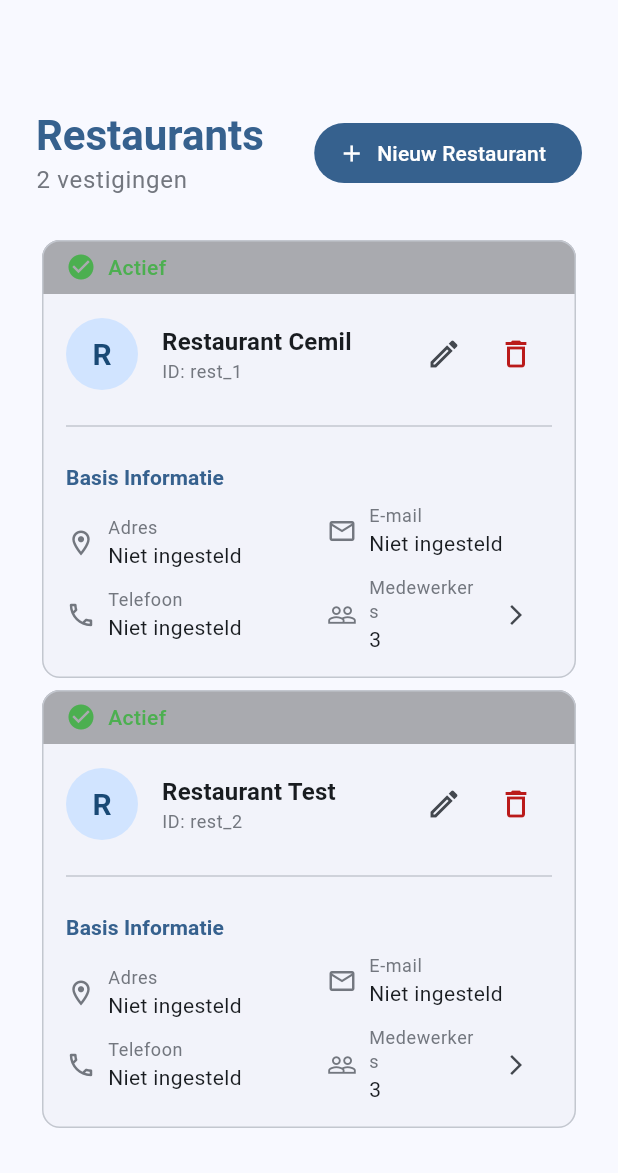
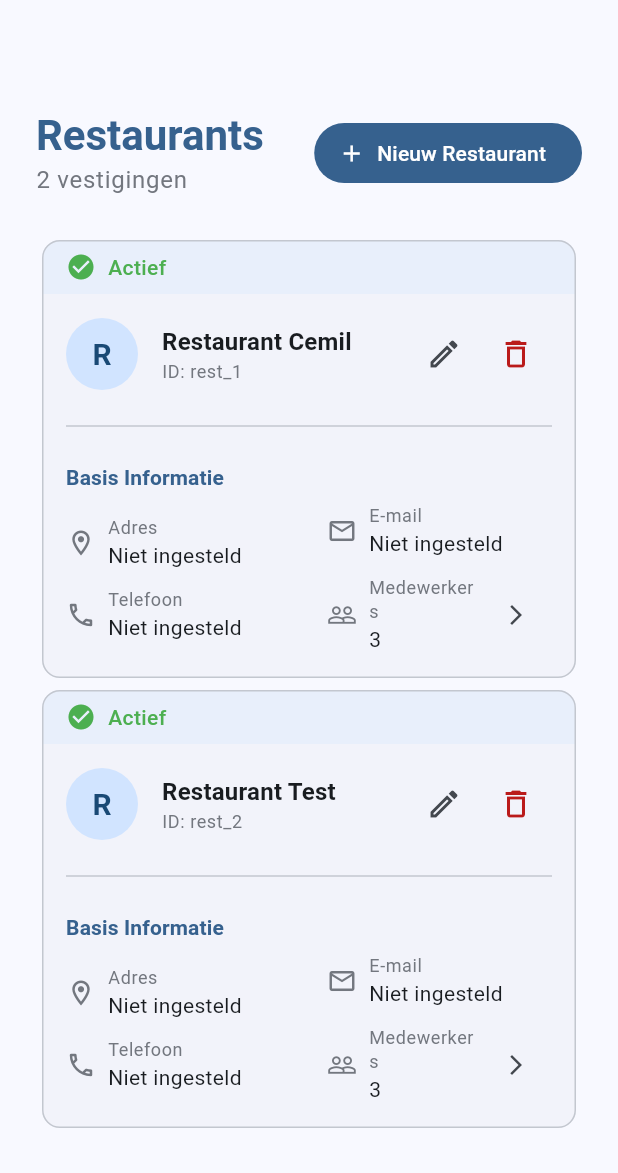
Before and after one commit to Jeffreasy/urcs, a Flutter app: the RestaurantsScreen screen opened by its route, on a phone screen of 412 x 824 dp, the part 63-1236 px from its top. Run offline on Flutter 3.47's test engine with Material 3 defaults, Android fonts, the light colour scheme and no system bars; our stand-ins replace csv, data_table_2, file_picker, fl_chart, open_file, printing; missing offline and left inert: excel.

Commit message:
Fix: Update withOpacity to withAlpha and add StateProperties utility

```diff
--- a/lib/main.dart
+++ b/lib/main.dart
@@ -256,7 +256,7 @@ class _MyHomePageState extends State<MyHomePage> {
                 SingleChildScrollView(
                   scrollDirection: Axis.horizontal,
                   child: DataTable(
-                    headingRowColor: WidgetStateProperty.all(
+                    headingRowColor: MaterialStateProperty.all(
                       theme.colorScheme.primaryContainer.withAlpha(76),
                     ),
                     columns: const [
@@ -271,7 +271,7 @@ class _MyHomePageState extends State<MyHomePage> {
                           _getRegistrationForDateAndEmployee(day, employee.id);
                       return DataRow(
                         color: _isToday(day)
-                            ? WidgetStateProperty.all(
+                            ? MaterialStateProperty.all(
                                 theme.colorScheme.onPrimary.withAlpha(204),
                               )
                             : null,
--- a/lib/screens/annual_overview/widgets/annual_table/total_row.dart
+++ b/lib/screens/annual_overview/widgets/annual_table/total_row.dart
@@ -25,7 +25,7 @@ class TotalRow {
     );
 
     return DataRow(
-      color: WidgetStateProperty.all(
+      color: MaterialStateProperty.all(
         Theme.of(context).colorScheme.primaryContainer.withAlpha(30),
       ),
       cells: [
--- a/lib/screens/annual_overview/widgets/tables/base_table.dart
+++ b/lib/screens/annual_overview/widgets/tables/base_table.dart
@@ -1,5 +1,6 @@
 import 'package:flutter/material.dart';
 import 'package:data_table_2/data_table_2.dart';
+import '../../../../utils/state_properties.dart';
 
 class BaseTable extends StatelessWidget {
   final List<DataColumn> columns;
@@ -26,7 +27,7 @@ class BaseTable extends StatelessWidget {
       horizontalMargin: 12,
       minWidth: minWidth,
       fixedLeftColumns: fixedLeftColumns ? 3 : 0,
-      headingRowColor: WidgetStateProperty.all(headingRowColor),
+      headingRowColor: StateProperties.color(headingRowColor),
       columns: columns,
       source: _TableDataSource(rows),
       rowsPerPage: 20,
--- a/lib/screens/annual_overview/widgets/tables/month_table.dart
+++ b/lib/screens/annual_overview/widgets/tables/month_table.dart
@@ -27,7 +27,7 @@ class MonthTable extends StatelessWidget {
       child: SingleChildScrollView(
         scrollDirection: Axis.horizontal,
         child: DataTable(
-          headingRowColor: WidgetStateProperty.all(
+          headingRowColor: MaterialStateProperty.all(
             Theme.of(context).colorScheme.primaryContainer.withAlpha(76),
           ),
           columns: _buildColumns(),
--- a/lib/screens/annual_overview/widgets/tables/week_table.dart
+++ b/lib/screens/annual_overview/widgets/tables/week_table.dart
@@ -27,7 +27,7 @@ class WeekTable extends StatelessWidget {
       child: SingleChildScrollView(
         scrollDirection: Axis.horizontal,
         child: DataTable(
-          headingRowColor: WidgetStateProperty.all(
+          headingRowColor: MaterialStateProperty.all(
             Theme.of(context).colorScheme.primaryContainer.withAlpha(76),
           ),
           columns: _buildColumns(),
--- a/lib/screens/annual_overview/widgets/tables/year_table.dart
+++ b/lib/screens/annual_overview/widgets/tables/year_table.dart
@@ -25,7 +25,7 @@ class YearTable extends StatelessWidget {
       child: SingleChildScrollView(
         scrollDirection: Axis.horizontal,
         child: DataTable(
-          headingRowColor: WidgetStateProperty.all(
+          headingRowColor: MaterialStateProperty.all(
             Theme.of(context).colorScheme.primaryContainer.withAlpha(76),
           ),
           columns: _buildColumns(),
--- a/lib/screens/home/widgets/employee_time_table/employee_row.dart
+++ b/lib/screens/home/widgets/employee_time_table/employee_row.dart
@@ -48,7 +48,7 @@ class EmployeeRow {
     if (employee.isHeader) {
       return [
         DataRow(
-          color: WidgetStateProperty.all(
+          color: MaterialStateProperty.all(
             Theme.of(context).colorScheme.primaryContainer.withAlpha(50),
           ),
           cells: [
--- a/lib/screens/home/widgets/employee_time_table/employee_time_table.dart
+++ b/lib/screens/home/widgets/employee_time_table/employee_time_table.dart
@@ -566,7 +566,7 @@ class _EmployeeTimeTableState extends State<EmployeeTimeTable> {
                     dataRowMaxHeight: 100,
                     columnSpacing: 8,
                     horizontalMargin: 8,
-                    headingRowColor: WidgetStateProperty.all(
+                    headingRowColor: MaterialStateProperty.all(
                       Theme.of(context)
                           .colorScheme
                           .primaryContainer
--- a/lib/screens/restaurants/edit_restaurant_dialog.dart
+++ b/lib/screens/restaurants/edit_restaurant_dialog.dart
@@ -372,9 +372,7 @@ class _EditRestaurantDialogState extends State<EditRestaurantDialog> {
                         // Status sectie
                         Card(
                           elevation: 0,
-                          color: Theme.of(context)
-                              .colorScheme
-                              .surfaceContainerHighest,
+                          color: Theme.of(context).colorScheme.surface,
                           shape: RoundedRectangleBorder(
                             borderRadius: BorderRadius.circular(12),
                             side: BorderSide(
--- a/lib/screens/restaurants/restaurants_screen.dart
+++ b/lib/screens/restaurants/restaurants_screen.dart
@@ -134,43 +134,10 @@ class RestaurantsScreen extends StatelessWidget {
                                 // Header met status
                                 Container(
                                   decoration: BoxDecoration(
-                                    color: restaurant.isActive
-                                        ? Color.fromRGBO(
-                                            Theme.of(context)
-                                                .colorScheme
-                                                .primaryContainer
-                                                .r
-                                                .toInt(),
-                                            Theme.of(context)
-                                                .colorScheme
-                                                .primaryContainer
-                                                .g
-                                                .toInt(),
-                                            Theme.of(context)
-                                                .colorScheme
-                                                .primaryContainer
-                                                .b
-                                                .toInt(),
-                                            0.3,
-                                          )
-                                        : Color.fromRGBO(
-                                            Theme.of(context)
-                                                .colorScheme
-                                                .errorContainer
-                                                .r
-                                                .toInt(),
-                                            Theme.of(context)
-                                                .colorScheme
-                                                .errorContainer
-                                                .g
-                                                .toInt(),
-                                            Theme.of(context)
-                                                .colorScheme
-                                                .errorContainer
-                                                .b
-                                                .toInt(),
-                                            0.3,
-                                          ),
+                                    color: Theme.of(context)
+                                        .colorScheme
+                                        .primaryContainer
+                                        .withAlpha(76),
                                     borderRadius: const BorderRadius.vertical(
                                         top: Radius.circular(12)),
                                   ),
--- a/pubspec.yaml
+++ b/pubspec.yaml
@@ -15,7 +15,7 @@ dependencies:
   cupertino_icons: ^1.0.8
   csv: ^5.1.1
   excel: ^2.1.0
-  intl: ^0.18.1
+  intl: ^0.19.0
   logging: ^1.2.0
   open_file: ^3.3.2
   path_provider: ^2.1.2
```
Also changed, not shown: lib/utils/state_properties.dart (added, +7 -0 lines).
